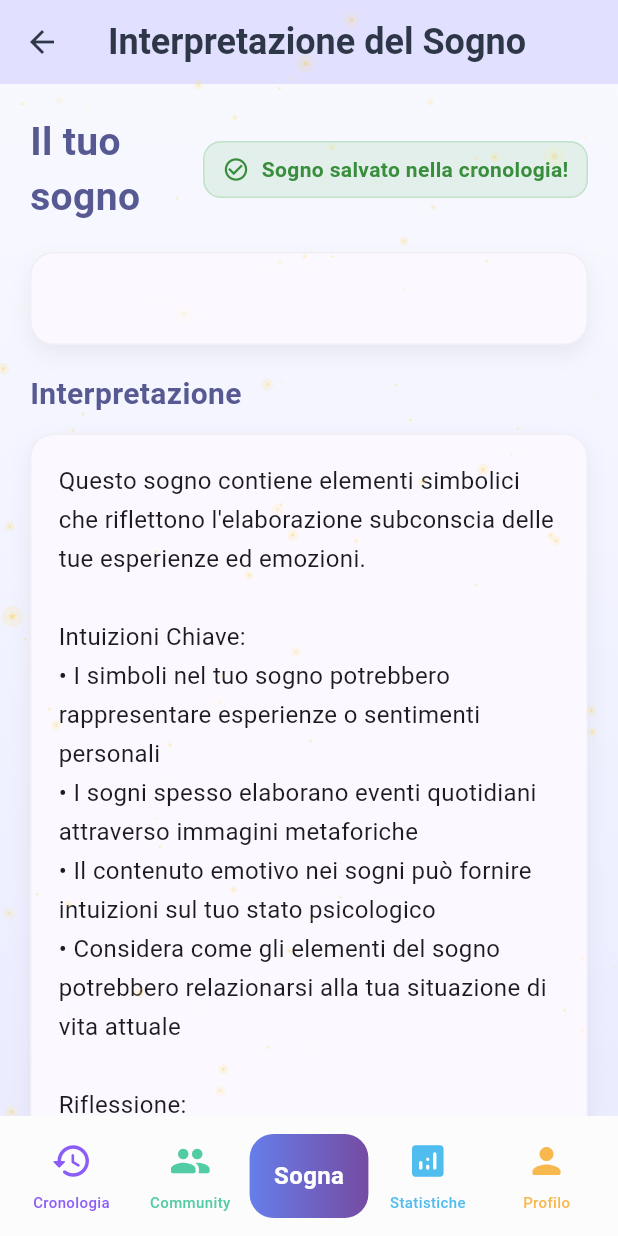
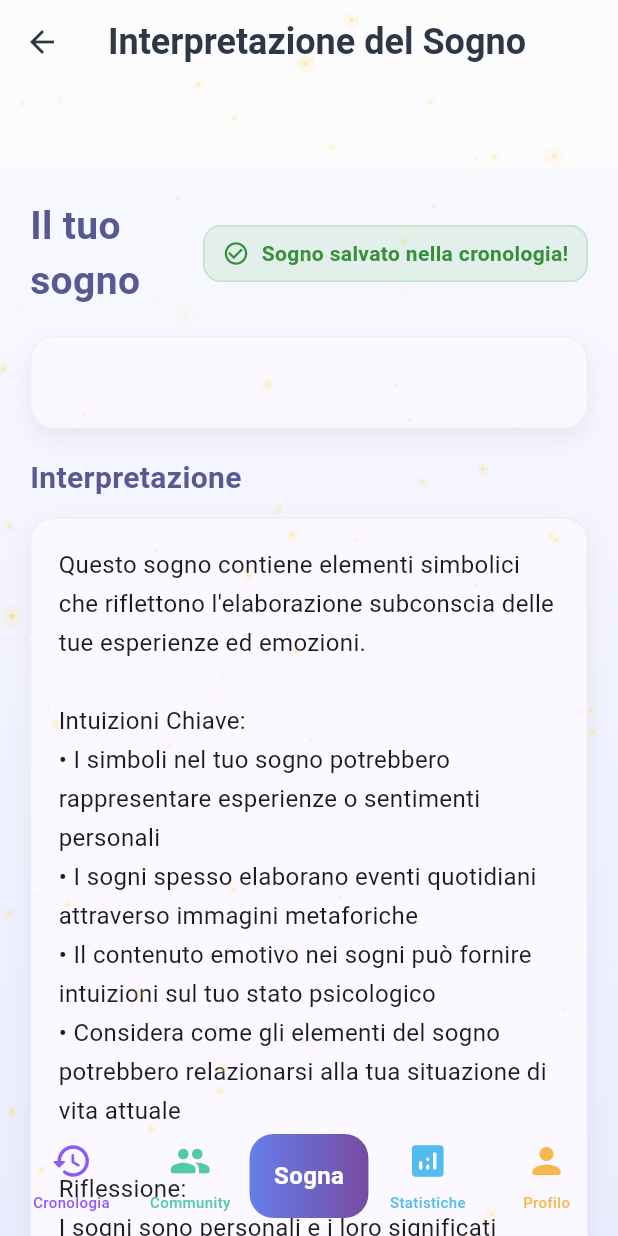
Before and after one commit to gianfrizio/Dream-Visualizer, a Flutter app: the DreamInterpretationPage screen opened directly with empty values, on a phone screen of 412 x 824 dp. Run offline on Flutter 3.47's test engine with Material 3 defaults, Android fonts, the light colour scheme and no system bars; our stand-ins replace audioplayers, cloud_firestore, firebase_auth, fl_chart, flutter_local_notifications, local_auth and 4 more; missing offline and left inert: encrypt; accounts and stored records are empty; network calls fail; statements that could not run were skipped.

Commit message:
UI: remove bottom padding and make global bottom menu transparent to remove seam; refine interpretation banner placement

```diff
--- a/lib/pages/dream_interpretation_page.dart
+++ b/lib/pages/dream_interpretation_page.dart
@@ -715,7 +715,9 @@ class _DreamInterpretationPageState extends State<DreamInterpretationPage>
     final theme = Theme.of(context);
     final localizations = AppLocalizations.of(context)!;
 
-    // Build a body that can show a top banner when resuming a pending job
+    // Build a body that can show a top banner when resuming a pending job.
+    // Place the banner inside the same gradient container so it visually
+    // blends with the background and doesn't produce a hard cut.
     final content = Container(
       decoration: BoxDecoration(
         gradient: LinearGradient(
@@ -726,78 +728,43 @@ class _DreamInterpretationPageState extends State<DreamInterpretationPage>
               : [const Color(0xFF0F172A), const Color(0xFF1E293B)],
         ),
       ),
-      child: _isComplete
-          ? _buildCompletedInterpretation(theme, localizations)
-          : _buildLoadingAnimation(theme, localizations),
-    );
-
-    return Scaffold(
-      appBar: AppBar(
-        title: Text(localizations.dreamInterpretationTitle),
-        backgroundColor: theme.colorScheme.primaryContainer,
-        foregroundColor: theme.colorScheme.onPrimaryContainer,
-      ),
-      body: SafeArea(
-        child: Builder(
-          builder: (context) {
-            // builder scope for layout adjustments
-
-            return Column(
+      child: Column(
+        mainAxisSize: MainAxisSize.min,
         children: [
-                // Animate the banner's height so showing/hiding it doesn't
-                // cause an abrupt layout jump which can lead to a transient
-                // overflow. When not present we emit a zero-sized box.
+          // Animated banner moved here so it shares the same gradient
+          // background as the rest of the page.
           AnimatedSize(
             duration: const Duration(milliseconds: 220),
             curve: Curves.easeInOut,
             alignment: Alignment.topCenter,
             child: _resumedFromPending
                 ? Padding(
-                          padding: const EdgeInsets.only(
-                            top: 10.0,
-                            bottom: 8.0,
-                          ),
+                    padding: const EdgeInsets.only(top: 10.0, bottom: 8.0),
                     child: Align(
                       alignment: Alignment.topCenter,
                       child: FractionallySizedBox(
-                              widthFactor:
-                                  0.78, // leave ~22% total horizontal margin
+                        widthFactor: 0.78, // leave ~22% total horizontal margin
                         child: ConstrainedBox(
-                                constraints: const BoxConstraints(
-                                  maxWidth: 520,
-                                ),
+                          constraints: const BoxConstraints(maxWidth: 520),
                           child: Container(
-                                  // Use a centered, compact "pill" so the background
-                                  // gradient remains visually continuous and we avoid
-                                  // a full-width darker patch.
                             alignment: Alignment.center,
                             child: ConstrainedBox(
-                                    constraints: const BoxConstraints(
-                                      maxWidth: 520,
-                                    ),
+                              constraints: const BoxConstraints(maxWidth: 520),
                               child: Container(
                                 padding: const EdgeInsets.symmetric(
                                   horizontal: 14,
                                   vertical: 8,
                                 ),
                                 decoration: BoxDecoration(
-                                        // Use the surface color with a subtle opacity so the
-                                        // pill blends smoothly with the gradient background
-                                        color: theme.colorScheme.surface
-                                            .withOpacity(
-                                              theme.brightness ==
-                                                      Brightness.light
+                                  color: theme.colorScheme.surface.withOpacity(
+                                    theme.brightness == Brightness.light
                                         ? 0.03
                                         : 0.06,
                                   ),
-                                        borderRadius: BorderRadius.circular(
-                                          999,
-                                        ),
+                                  borderRadius: BorderRadius.circular(999),
                                   boxShadow: [
                                     BoxShadow(
-                                            color: Colors.black.withOpacity(
-                                              0.04,
-                                            ),
+                                      color: Colors.black.withOpacity(0.04),
                                       blurRadius: 8,
                                       offset: Offset(0, 2),
                                     ),
@@ -809,8 +776,7 @@ class _DreamInterpretationPageState extends State<DreamInterpretationPage>
                                 ),
                                 child: Row(
                                   mainAxisSize: MainAxisSize.min,
-                                        crossAxisAlignment:
-                                            CrossAxisAlignment.center,
+                                  crossAxisAlignment: CrossAxisAlignment.center,
                                   children: [
                                     Icon(
                                       Icons.info_outline,
@@ -825,11 +791,8 @@ class _DreamInterpretationPageState extends State<DreamInterpretationPage>
                                               .doNotLeaveDuringInterpretation,
                                         ),
                                         style: TextStyle(
-                                                color:
-                                                    theme.colorScheme.onSurface,
+                                          color: theme.colorScheme.onSurface,
                                           fontSize: 12,
-                                                // Use a compact line height so the text appears
-                                                // vertically centered next to the icon.
                                           height: 1.0,
                                         ),
                                         textAlign: TextAlign.center,
@@ -844,18 +807,15 @@ class _DreamInterpretationPageState extends State<DreamInterpretationPage>
                                           _resumedFromPending = false;
                                         });
                                       },
-                                            customBorder:
-                                                RoundedRectangleBorder(
-                                                  borderRadius:
-                                                      BorderRadius.circular(20),
+                                      customBorder: RoundedRectangleBorder(
+                                        borderRadius: BorderRadius.circular(20),
                                       ),
                                       child: Padding(
                                         padding: const EdgeInsets.all(6),
                                         child: Icon(
                                           Icons.close_rounded,
                                           size: 16,
-                                                color:
-                                                    theme.colorScheme.onSurface,
+                                          color: theme.colorScheme.onSurface,
                                         ),
                                       ),
                                     ),
@@ -870,6 +830,37 @@ class _DreamInterpretationPageState extends State<DreamInterpretationPage>
                   )
                 : const SizedBox.shrink(),
           ),
+
+          // The actual content (loading or completed) follows and will
+          // naturally sit on the same gradient background.
+          _isComplete
+              ? _buildCompletedInterpretation(theme, localizations)
+              : _buildLoadingAnimation(theme, localizations),
+        ],
+      ),
+    );
+
+    return Scaffold(
+      // Extend the gradient behind the AppBar so there is no hard seam
+      extendBodyBehindAppBar: true,
+      appBar: AppBar(
+        title: Text(localizations.dreamInterpretationTitle),
+        backgroundColor: Colors.transparent,
+        elevation: 0,
+      ),
+      body: SafeArea(
+        child: Builder(
+          builder: (context) {
+            // builder scope for layout adjustments
+
+            final double topOffset =
+                MediaQuery.of(context).padding.top + kToolbarHeight;
+
+            return Column(
+              children: [
+                // Push the main content below the transparent AppBar so the
+                // title remains visible and the gradient continues behind it.
+                SizedBox(height: topOffset),
 
                 // Keep the content centered vertically when it's smaller than
                 // the available space, and allow scrolling when it's larger.
```
Also changed, not shown: lib/main.dart (+9 -13 lines), lib/widgets/global_bottom_menu.dart (+4 -5 lines). Lines whose indentation alone changed are shown as unchanged.
